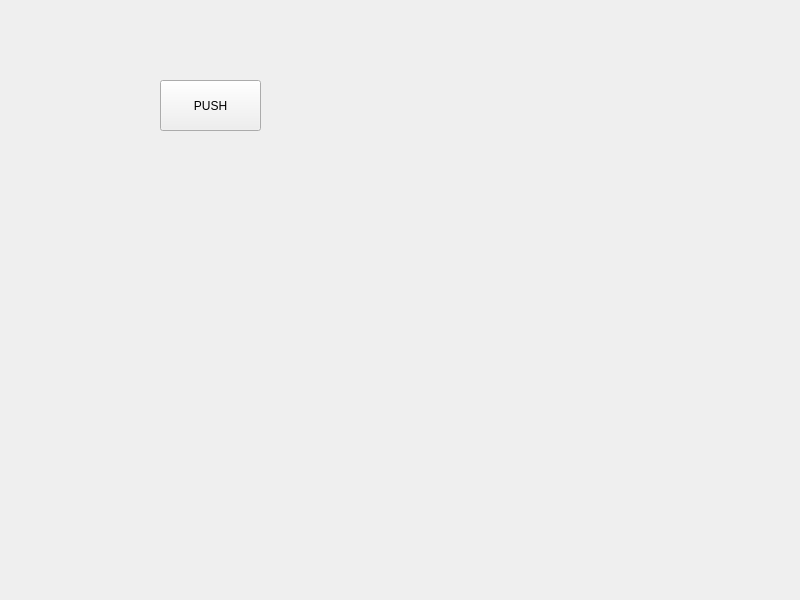
Qt form widget.ui (ID41343107/MidTermUi) before a commit.
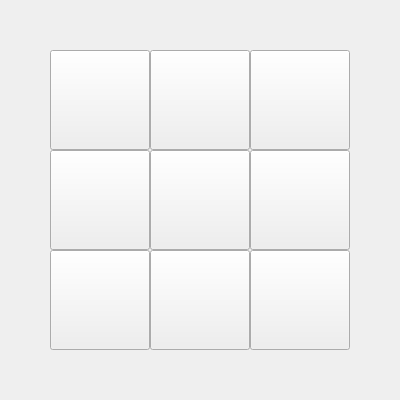
The same form after that commit.

Commit message: Implement Tic-Tac-Toe UI with O/X display and centered text

```diff
--- a/widget.ui
+++ b/widget.ui
@@ -6,8 +6,8 @@
    <rect>
     <x>0</x>
     <y>0</y>
-    <width>800</width>
-    <height>600</height>
+    <width>400</width>
+    <height>400</height>
    </rect>
   </property>
   <property name="windowTitle">
@@ -16,14 +16,163 @@
   <widget class="QPushButton" name="pushButton">
    <property name="geometry">
     <rect>
-     <x>160</x>
-     <y>80</y>
-     <width>101</width>
-     <height>51</height>
+     <x>50</x>
+     <y>50</y>
+     <width>100</width>
+     <height>100</height>
     </rect>
    </property>
+   <property name="font">
+    <font>
+     <pointsize>36</pointsize>
+    </font>
+   </property>
    <property name="text">
-    <string>PUSH</string>
+    <string></string>
+   </property>
+  </widget>
+  <widget class="QPushButton" name="button1">
+   <property name="geometry">
+    <rect>
+     <x>150</x>
+     <y>50</y>
+     <width>100</width>
+     <height>100</height>
+    </rect>
+   </property>
+   <property name="font">
+    <font>
+     <pointsize>36</pointsize>
+    </font>
+   </property>
+   <property name="text">
+    <string></string>
+   </property>
+  </widget>
+  <widget class="QPushButton" name="button2">
+   <property name="geometry">
+    <rect>
+     <x>250</x>
+     <y>50</y>
+     <width>100</width>
+     <height>100</height>
+    </rect>
+   </property>
+   <property name="font">
+    <font>
+     <pointsize>36</pointsize>
+    </font>
+   </property>
+   <property name="text">
+    <string></string>
+   </property>
+  </widget>
+  <widget class="QPushButton" name="button3">
+   <property name="geometry">
+    <rect>
+     <x>50</x>
+     <y>150</y>
+     <width>100</width>
+     <height>100</height>
+    </rect>
+   </property>
+   <property name="font">
+    <font>
+     <pointsize>36</pointsize>
+    </font>
+   </property>
+   <property name="text">
+    <string></string>
+   </property>
+  </widget>
+  <widget class="QPushButton" name="button4">
+   <property name="geometry">
+    <rect>
+     <x>150</x>
+     <y>150</y>
+     <width>100</width>
+     <height>100</height>
+    </rect>
+   </property>
+   <property name="font">
+    <font>
+     <pointsize>36</pointsize>
+    </font>
+   </property>
+   <property name="text">
+    <string></string>
+   </property>
+  </widget>
+  <widget class="QPushButton" name="button5">
+   <property name="geometry">
+    <rect>
+     <x>250</x>
+     <y>150</y>
+     <width>100</width>
+     <height>100</height>
+    </rect>
+   </property>
+   <property name="font">
+    <font>
+     <pointsize>36</pointsize>
+    </font>
+   </property>
+   <property name="text">
+    <string></string>
+   </property>
+  </widget>
+  <widget class="QPushButton" name="button6">
+   <property name="geometry">
+    <rect>
+     <x>50</x>
+     <y>250</y>
+     <width>100</width>
+     <height>100</height>
+    </rect>
+   </property>
+   <property name="font">
+    <font>
+     <pointsize>36</pointsize>
+    </font>
+   </property>
+   <property name="text">
+    <string></string>
+   </property>
+  </widget>
+  <widget class="QPushButton" name="button7">
+   <property name="geometry">
+    <rect>
+     <x>150</x>
+     <y>250</y>
+     <width>100</width>
+     <height>100</height>
+    </rect>
+   </property>
+   <property name="font">
+    <font>
+     <pointsize>36</pointsize>
+    </font>
+   </property>
+   <property name="text">
+    <string></string>
+   </property>
+  </widget>
+  <widget class="QPushButton" name="button8">
+   <property name="geometry">
+    <rect>
+     <x>250</x>
+     <y>250</y>
+     <width>100</width>
+     <height>100</height>
+    </rect>
+   </property>
+   <property name="font">
+    <font>
+     <pointsize>36</pointsize>
+    </font>
+   </property>
+   <property name="text">
+    <string></string>
    </property>
   </widget>
  </widget>
```
Left out of the diff: 4 changed lines with no effect on the pictures. The commit also changes 2 other files.
